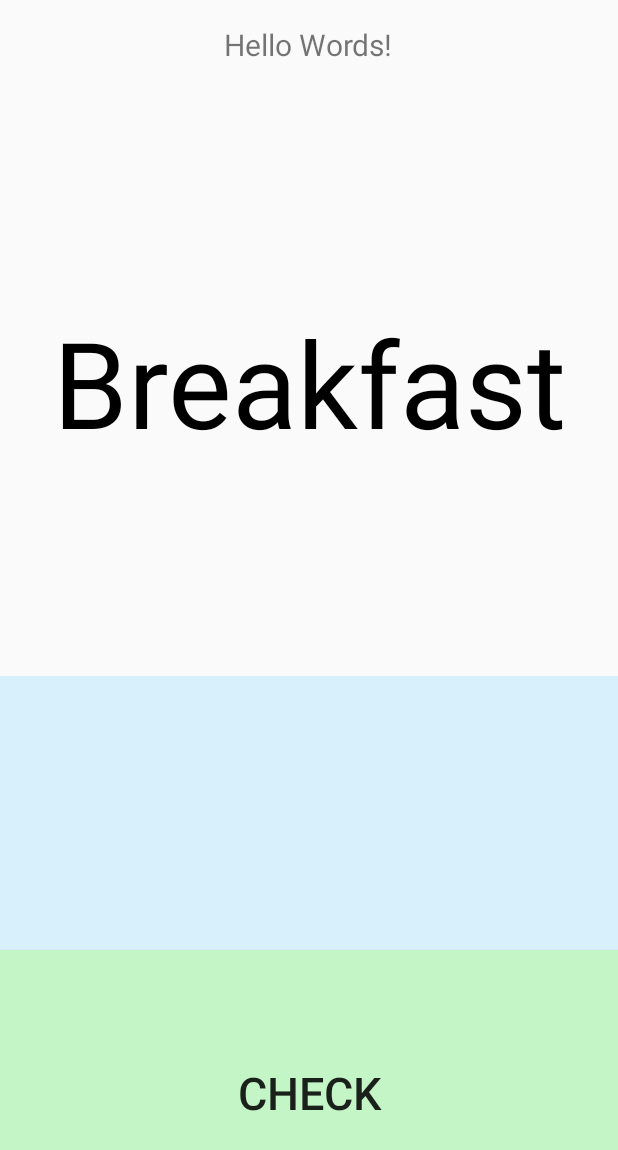
After one commit to afrikanov/HelloWords, an Android app: the layout learn_grammar.xml on its own in the app's theme, with its tools: preview values and no code run, on a phone screen of 412 x 824 dp. The commit adds this screen. Shown: the top 1150 px of the screen. Run offline under Robolectric (Android 15) with nearby library versions, the phone set to English and light mode, and no system bars.

Commit message:
added learn grammar

```diff
--- a/VProject/HelloWords/app/src/main/AndroidManifest.xml
+++ b/VProject/HelloWords/app/src/main/AndroidManifest.xml
@@ -27,6 +27,10 @@
             android:name="com.example.hellowords.HomeActivity"
             android:label="@string/title_activity_home"
             android:theme="@style/AppTheme.NoActionBar" />
+        <activity
+            android:name="com.example.hellowords.LearnGrammar"
+            android:label="@string/title_activity_home"
+            android:theme="@style/AppTheme.NoActionBar" />
     </application>
 
 </manifest>
--- /dev/null
+++ b/VProject/HelloWords/app/src/main/java/com/example/hellowords/LearnGrammar.java
@@ -0,0 +1,25 @@
+package com.example.hellowords;
+
+import android.app.AppComponentFactory;
+import android.content.Intent;
+import android.content.SharedPreferences;
+import android.os.Bundle;
+import android.os.Handler;
+import android.preference.PreferenceManager;
+import android.widget.Button;
+import android.widget.TextView;
+
+import androidx.appcompat.app.AppCompatActivity;
+
+import com.example.hellowords.R;
+import com.google.android.material.snackbar.Snackbar;
+
+import java.util.ArrayList;
+
+public class LearnGrammar extends AppCompatActivity {
+    @Override
+    protected void onCreate(Bundle savedInstanceState) {
+        super.onCreate(savedInstanceState);
+        setContentView(R.layout.learn_grammar);
+    }
+}
--- a/VProject/HelloWords/app/src/main/java/com/example/hellowords/MainActivity.java
+++ b/VProject/HelloWords/app/src/main/java/com/example/hellowords/MainActivity.java
@@ -20,7 +20,7 @@ public class MainActivity extends AppCompatActivity {
         new Handler().postDelayed(new Runnable() {
             @Override
             public void run() {
-                Intent i = new Intent(MainActivity.this, HomeActivity.class);
+                Intent i = new Intent(MainActivity.this, LearnGrammar.class);
                 startActivity(i);
                 finish();
             }
--- /dev/null
+++ b/VProject/HelloWords/app/src/main/res/layout/learn_grammar.xml
@@ -0,0 +1,48 @@
+<?xml version="1.0" encoding="utf-8"?>
+<LinearLayout xmlns:android="http://schemas.android.com/apk/res/android"
+    xmlns:tools="http://schemas.android.com/tools"
+    android:orientation="vertical"
+    android:layout_width="match_parent"
+    android:layout_height="match_parent">
+    <TextView
+        android:id="@+id/textView2"
+        android:layout_width="wrap_content"
+        android:layout_height="wrap_content"
+        android:text="Hello Words!"
+        android:layout_gravity="center"
+        android:textSize="20sp"
+        android:padding="16dp">
+    </TextView>
+
+    <TextView
+        android:id="@+id/textValue"
+        android:layout_width="match_parent"
+        android:layout_height="wrap_content"
+        android:gravity="center"
+        android:layout_weight="2"
+        android:textColor="@android:color/background_dark"
+        android:text="Breakfast"
+        android:textSize="80sp" />
+
+    <EditText
+        android:id="@+id/editText2"
+        android:layout_width="match_parent"
+        android:layout_height="wrap_content"
+        android:layout_weight="1"
+        android:background="#D8EFFC"
+        android:ems="10"
+        android:textSize="30sp"
+        android:gravity="center"
+        android:inputType="textPersonName"
+        android:textColor="@android:color/background_dark" />
+
+    <Button
+        android:id="@+id/checkButton"
+        android:layout_width="match_parent"
+        android:layout_height="wrap_content"
+        android:layout_weight="1"
+        android:background="#C4F5C6"
+        android:gravity="center"
+        android:text="check"
+        android:textSize="30sp"></Button>
+</LinearLayout>
```
